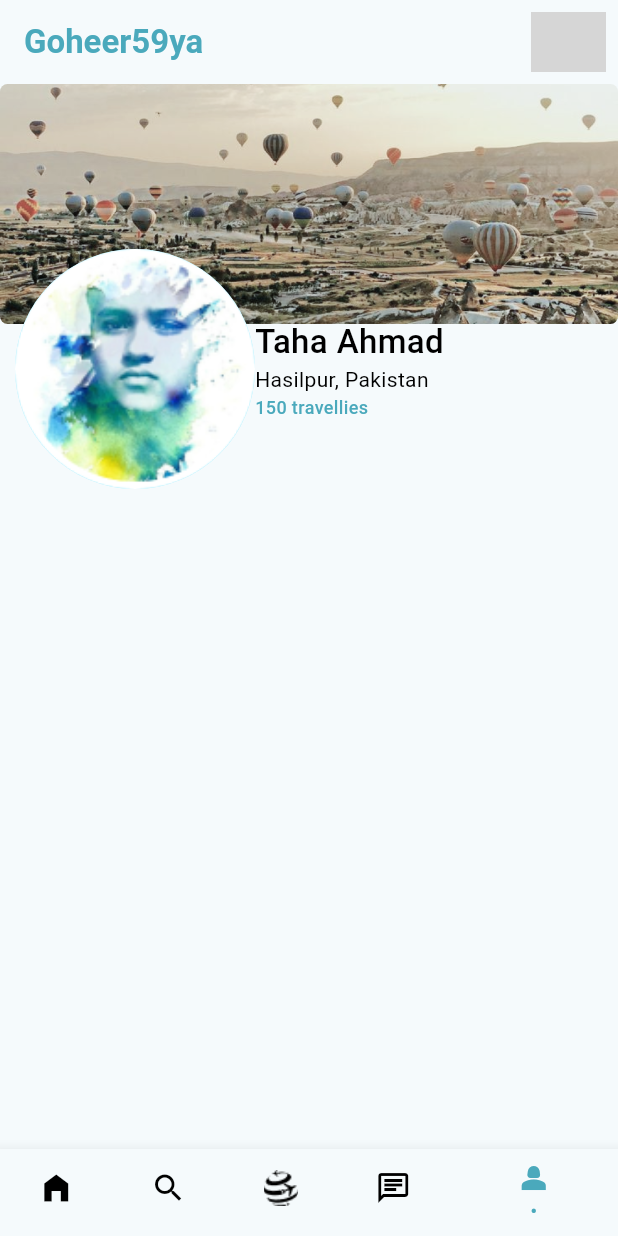
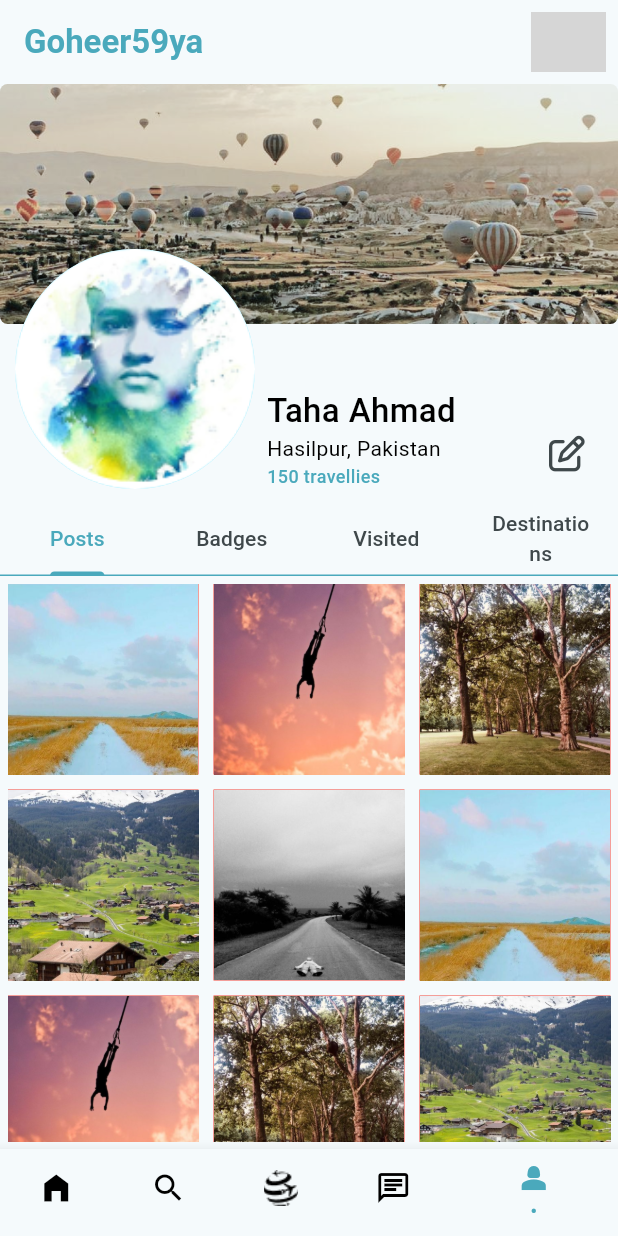
Before and after one commit to tahagoheer/ExploreXpert---Your-Tour-Planner-and-Assistant, a Flutter app: the screen it shows after launch, item 5 of the bottom bar chosen, on a phone screen of 412 x 824 dp. Run offline on Flutter 3.47's test engine with Material 3 defaults, Android fonts, the phone set to English and light mode, and no system bars; our stand-ins replace firebase_auth, firebase_core, fluttertoast, font_awesome_flutter, google_sign_in; accounts and stored records are empty; grey boxes are pictures that could not be loaded.

Commit message:
A Tour Planner and Virtual Assistant Flutter App (Android, IOS, Web)

```diff
--- a/lib/features/app/profile_page.dart
+++ b/lib/features/app/profile_page.dart
@@ -1,21 +1,36 @@
+import 'package:explorexpert/features/user_auth/presentation/widgets/posts_grid.dart';
 import 'package:flutter/material.dart';
 import 'package:flutter/cupertino.dart';
 import 'package:flutter/widgets.dart';
+import 'package:font_awesome_flutter/font_awesome_flutter.dart';
 
 import '../user_auth/presentation/widgets/essentials.dart';
 
-class ProfilePage extends StatelessWidget {
-  final String? username = 'Goheer59ya';
-  final String coverphoto = 'assets/images/profilecover.png';
-  final String profilepicture = 'assets/images/userprofile3.png';
-  final String name = 'Taha Ahmad';
-  final String address = 'Hasilpur, Pakistan';
-  final int travellies = 150;
+class ProfilePage extends StatefulWidget {
   const ProfilePage({super.key});
 
   @override
+  State<ProfilePage> createState() => _ProfilePageState();
+}
+
+class _ProfilePageState extends State<ProfilePage> {
+  final String? username = 'Goheer59ya';
+
+  final String coverphoto = 'assets/images/profilecover.png';
+
+  final String profilepicture = 'assets/images/userprofile3.png';
+
+  final String name = 'Taha Ahmad';
+
+  final String address = 'Hasilpur, Pakistan';
+
+  final int travellies = 150;
+
+  @override
   Widget build(BuildContext context) {
-    return Scaffold(
+    return DefaultTabController(
+      length: 4,
+      child: Scaffold(
         appBar: AppBar(
           automaticallyImplyLeading: false,
           title: Text(
@@ -52,45 +67,98 @@ class ProfilePage extends StatelessWidget {
                   Positioned(
                     bottom: 10,
                     left: 10,
+                    right: 10,
                     child: Row(
+                      mainAxisAlignment: MainAxisAlignment.spaceBetween,
+                      crossAxisAlignment: CrossAxisAlignment.end,
+                      children: [
+                        Row(
+                          crossAxisAlignment: CrossAxisAlignment.end,
                           children: [
                             CircleAvatar(
                               foregroundImage: AssetImage(profilepicture),
                               radius: 80,
                             ),
-                        Column(
+                            Padding(
+                              padding: const EdgeInsets.only(left: 8.0),
+                              child: Column(
                                 crossAxisAlignment: CrossAxisAlignment.start,
                                 children: [
                                   Text(
                                     '$name',
-                              style: TextStyle(
+                                    style: const TextStyle(
                                         color: Colors.black,
                                         fontSize: 22,
                                         fontWeight: FontWeight.w500),
                                   ),
                                   Text(
                                     address,
-                              style: TextStyle(
+                                    style: const TextStyle(
                                         color: Colors.black,
                                         fontSize: 14,
                                         fontWeight: FontWeight.normal),
                                   ),
                                   Text(
                                     '$travellies travellies',
-                              style: TextStyle(
+                                    style: const TextStyle(
                                         color: EXColors.primaryDark,
                                         fontSize: 12,
                                         fontWeight: FontWeight.w500),
                                   )
                                 ],
+                              ),
+                            ),
+                          ],
+                        ),
+                        IconButton(
+                          onPressed: () {},
+                          icon: const Icon(FontAwesomeIcons.penToSquare),
                         )
-                      ],
-                    ))
                       ],
                     ),
                   )
                 ],
               ),
+            ),
+            const TabBar(
+              labelColor: EXColors.primaryDark,
+              dividerColor: EXColors.primaryDark,
+              indicatorColor: EXColors.primaryDark,
+              tabs: [
+                Tab(
+                  child: Text('Posts'),
+                ),
+                Tab(
+                  child: Text('Badges'),
+                ),
+                Tab(
+                  child: Text('Visited'),
+                ),
+                Tab(
+                  child: Text(
+                    'Destinations',
+                    textAlign: TextAlign.center,
+                    style: TextStyle(),
+                  ),
+                ),
+              ],
+            ),
+            const Expanded(
+              child: TabBarView(
+                  physics: AlwaysScrollableScrollPhysics(),
+                  children: [
+                    Padding(
+                      padding: EdgeInsets.all(5.0),
+                      child: PostsGrid(),
+                    ),
+                    Center(child: Text('2')),
+                    Center(child: Text('3')),
+                    Center(child: Text('4')),
+                  ]),
+            )
+          ],
+        ),
+      ),
     );
   }
 }
--- /dev/null
+++ b/lib/features/user_auth/presentation/widgets/posts_grid.dart
@@ -0,0 +1,48 @@
+import 'package:flutter/material.dart';
+import 'package:flutter/cupertino.dart';
+
+class PostsGrid extends StatefulWidget {
+  const PostsGrid({super.key});
+
+  @override
+  State<PostsGrid> createState() => _PostsGridState();
+}
+
+class _PostsGridState extends State<PostsGrid> {
+  final thumbnailpaths = [
+    'assets/images/PG1.png',
+    'assets/images/PG2.png',
+    'assets/images/PG3.png',
+    'assets/images/PG4.png',
+    'assets/images/PG5.png',
+    'assets/images/PG1.png',
+    'assets/images/PG2.png',
+    'assets/images/PG3.png',
+    'assets/images/PG4.png',
+    'assets/images/PG5.png',
+    'assets/images/PG1.png',
+    'assets/images/PG2.png',
+    'assets/images/PG3.png',
+    'assets/images/PG4.png',
+    'assets/images/PG5.png',
+  ];
+
+  @override
+  Widget build(BuildContext context) {
+    return GridView.builder(
+      itemCount: 15,
+      shrinkWrap: true,
+      physics: const AlwaysScrollableScrollPhysics(),
+      gridDelegate: const SliverGridDelegateWithFixedCrossAxisCount(
+        crossAxisCount: 3,
+        mainAxisSpacing: 10.0,
+        crossAxisSpacing: 10.0,
+      ),
+      itemBuilder: (context, index) => Container(
+        foregroundDecoration: BoxDecoration(
+            color: Colors.red,
+            image: DecorationImage(image: AssetImage(thumbnailpaths[index]))),
+      ),
+    );
+  }
+}
```
Also changed, not shown: assets/images/PG1.png (added), assets/images/PG2.png (added), assets/images/PG3.png (added), assets/images/PG4.png (added), assets/images/PG5.png (added). Lines whose indentation alone changed are shown as unchanged.
